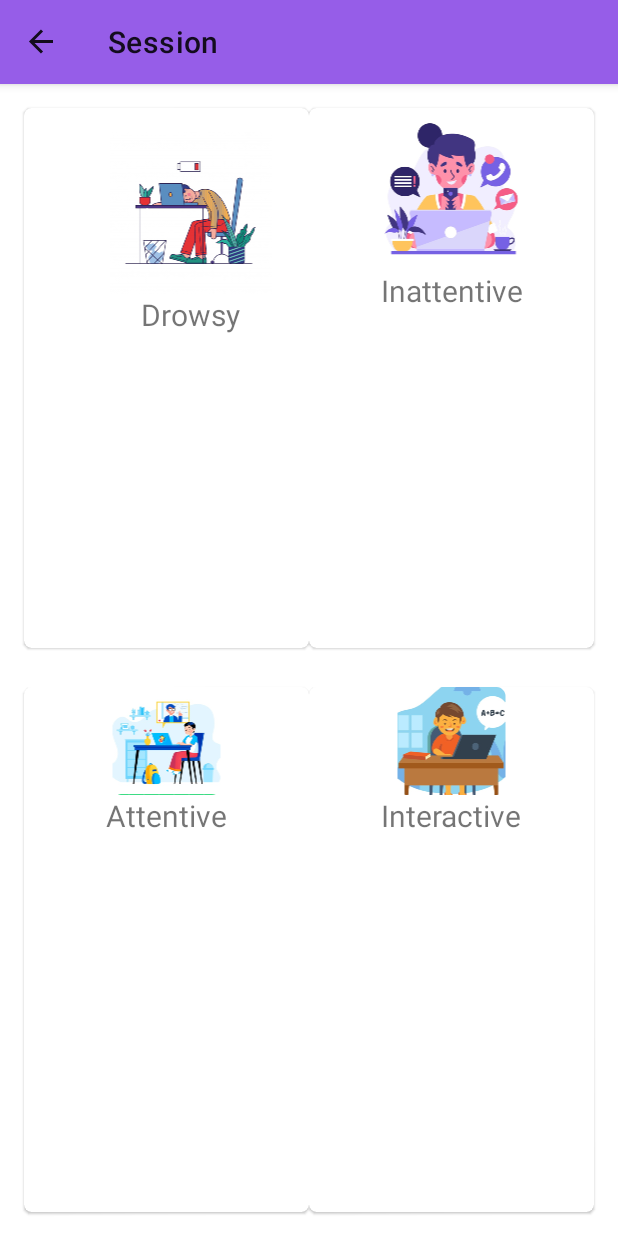
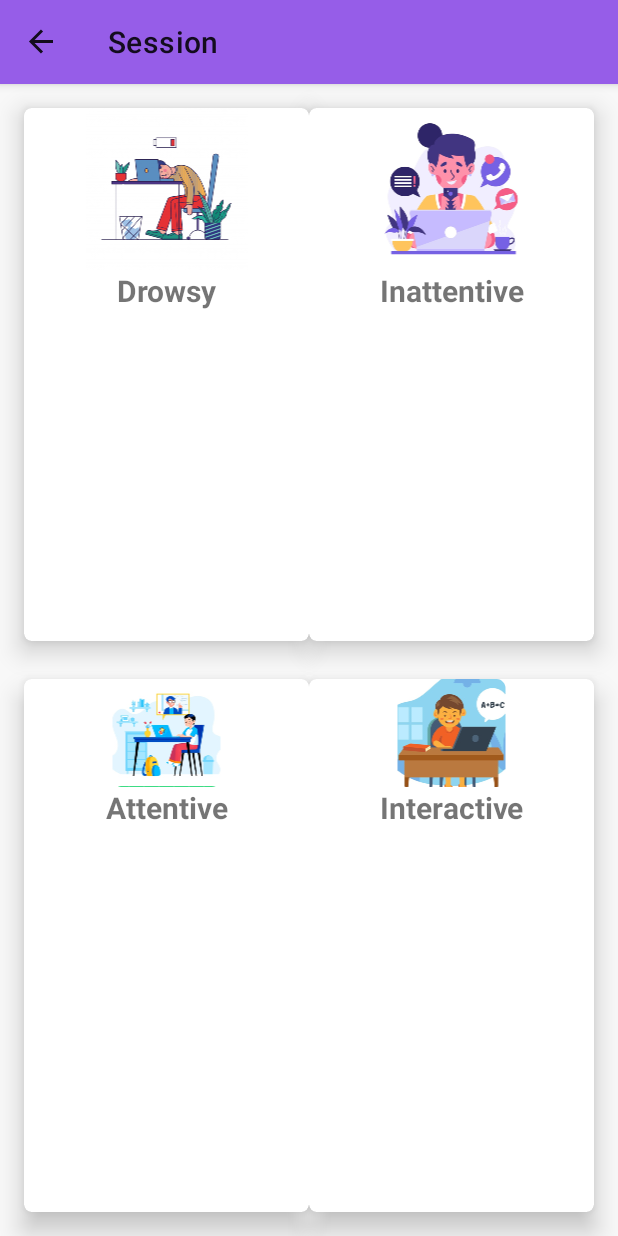
Before and after one commit to saum7800/GL32_Meraki, an Android app: the SessionFragment screen opened through its navigation route, on a phone screen of 412 x 824 dp. Run offline under Robolectric (Android 15) with nearby library versions, the phone set to English and light mode, and no system bars; our stand-ins replace Firebase (no records; nobody signed in at launch, a user with empty details on screens opened directly), Room's generated code, data binding, navigation-ui; libraries missing offline, so code that uses them is left out: com.anychart, com.anychart.chart, com.anychart.charts, com.github.mikephil.charting; 1 statement that could not run was skipped.

Commit message:
bug fixes and improvements

```diff
--- a/app/src/main/java/com/example/sih/session/SessionFragment.kt
+++ b/app/src/main/java/com/example/sih/session/SessionFragment.kt
@@ -47,6 +47,7 @@ class SessionFragment : Fragment() {
         viewModel.readFireBase()
 
         drowsyAdapter = CardsAdapter()
+        binding.drowsyList.adapter= drowsyAdapter
         inattentiveAdapter = CardsAdapter()
         binding.inattentiveList.adapter=inattentiveAdapter
         attentiveAdapter = CardsAdapter()
@@ -58,8 +59,7 @@ class SessionFragment : Fragment() {
 
         viewModel.drowsy.observe(viewLifecycleOwner, Observer {
             it?.let {
-                    val temp = it
-                    drowsyAdapter.submitList(temp)
+                    drowsyAdapter.submitList(it)
                     Log.d("Session-Drowsy", it.toString())
                     drowsyAdapter.notifyDataSetChanged()
             }
--- /dev/null
+++ b/app/src/main/res/drawable/line.xml
@@ -0,0 +1,8 @@
+<?xml version="1.0" encoding="utf-8"?>
+<shape xmlns:android="http://schemas.android.com/apk/res/android"
+    android:shape="line">
+
+    <stroke android:width="1dp"
+        android:color="@color/colorPrimaryDark"/>
+
+</shape>
--- a/app/src/main/res/layout/card_student_list.xml
+++ b/app/src/main/res/layout/card_student_list.xml
@@ -1,24 +1,26 @@
 <?xml version="1.0" encoding="utf-8"?>
-<layout>
+<layout xmlns:android="http://schemas.android.com/apk/res/android"
+    xmlns:app="http://schemas.android.com/apk/res-auto">
     <data>
         <variable
             name="student"
             type="com.example.sih.session.Student" />
     </data>
-<androidx.appcompat.widget.LinearLayoutCompat
-    xmlns:android="http://schemas.android.com/apk/res/android"
-    xmlns:app="http://schemas.android.com/apk/res-auto"
-    android:layout_width="match_parent"
-    android:layout_height="wrap_content">
 
-    <com.google.android.material.textview.MaterialTextView
-        android:text="@{student.name}"
-        android:textSize="18sp"
-        android:id="@+id/student_list"
+    <androidx.appcompat.widget.LinearLayoutCompat
         android:layout_width="match_parent"
         android:layout_height="wrap_content"
-        android:layout_marginStart="5dp"
-        android:layout_marginEnd="5dp"/>
+        android:foregroundTint="#00F8F5F5">
 
-</androidx.appcompat.widget.LinearLayoutCompat>
+        <com.google.android.material.textview.MaterialTextView
+            android:id="@+id/student_list"
+            android:layout_width="match_parent"
+            android:layout_height="wrap_content"
+            android:layout_marginBottom="1dp"
+            android:padding="5dp"
+            android:text="@{student.name}"
+            android:background="#30965DE8"
+            android:textSize="18sp" />
+
+    </androidx.appcompat.widget.LinearLayoutCompat>
 </layout>
--- a/app/src/main/res/layout/fragment_session_plot.xml
+++ b/app/src/main/res/layout/fragment_session_plot.xml
@@ -4,27 +4,28 @@
 
 <RelativeLayout
     android:layout_width="match_parent"
-    android:layout_height="match_parent">
+    android:layout_height="match_parent"
+    android:background="#07000000">
 
     <com.google.android.material.card.MaterialCardView
         android:id="@+id/drowsy"
         android:layout_width="190dp"
-        android:layout_height="360dp"
+        android:layout_height="355dp"
+        android:layout_alignParentTop="true"
+        android:layout_alignParentStart="true"
         android:layout_marginStart="16dp"
         android:layout_marginTop="16dp"
         android:layout_marginEnd="8dp"
         android:layout_marginBottom="8dp"
         android:foregroundGravity="center"
         android:padding="10dp"
-        app:cardCornerRadius="5dp">
+        app:cardCornerRadius="5dp"
+        android:elevation="8dp"
+        app:cardElevation="10dp">
 
         <LinearLayout
-            android:layout_width="190dp"
-            android:layout_height="360dp"
-            android:layout_marginStart="16dp"
-            android:layout_marginTop="16dp"
-            android:layout_marginEnd="8dp"
-            android:layout_marginBottom="8dp"
+            android:layout_width="match_parent"
+            android:layout_height="match_parent"
             android:orientation="vertical">
 
 
@@ -37,8 +38,9 @@
                 android:layout_width="match_parent"
                 android:layout_height="wrap_content"
                 android:text="@string/drowsy"
+                android:textAlignment="center"
                 android:textSize="20sp"
-                android:textAlignment="center" />
+                android:textStyle="bold" />
 
             <androidx.recyclerview.widget.RecyclerView
                 android:id="@+id/drowsyList"
@@ -52,15 +54,19 @@
         <com.google.android.material.card.MaterialCardView
             android:id="@+id/inattentive"
             android:layout_width="190dp"
-            android:layout_height="360dp"
+            android:layout_height="355dp"
             android:layout_alignParentEnd="true"
+            android:layout_alignParentTop="true"
             android:layout_marginStart="8dp"
             android:layout_marginTop="16dp"
             android:layout_marginEnd="16dp"
             android:layout_marginBottom="8dp"
             android:foregroundGravity="center"
             android:padding="10dp"
-            app:cardCornerRadius="5dp">
+            app:cardCornerRadius="5dp"
+            android:elevation="8dp"
+            app:cardElevation="10dp">
+
             <LinearLayout
                 android:layout_width="match_parent"
                 android:layout_height="match_parent"
@@ -75,14 +81,15 @@
                     android:layout_width="match_parent"
                     android:layout_height="wrap_content"
                     android:text="@string/inattentive"
+                    android:textAlignment="center"
                     android:textSize="20sp"
-                    android:textAlignment="center" />
+                    android:textStyle="bold" />
 
             <androidx.recyclerview.widget.RecyclerView
                 android:id="@+id/inattentiveList"
                 app:layoutManager="androidx.recyclerview.widget.LinearLayoutManager"
                 android:layout_width="match_parent"
-                android:layout_height="wrap_content"/>
+                android:layout_height="match_parent"/>
 
 
             </LinearLayout>
@@ -93,7 +100,7 @@
         <com.google.android.material.card.MaterialCardView
             android:id="@+id/attentive"
             android:layout_width="190dp"
-            android:layout_height="350dp"
+            android:layout_height="355dp"
             android:layout_alignParentStart="true"
             android:layout_alignParentBottom="true"
             android:layout_marginStart="16dp"
@@ -102,7 +109,9 @@
             android:layout_marginBottom="16dp"
             android:padding="10dp"
             app:cardCornerRadius="5dp"
-            android:foregroundGravity="center">
+            android:foregroundGravity="center"
+            android:elevation="8dp"
+            app:cardElevation="10dp">
 
             <LinearLayout
                 android:layout_width="match_parent"
@@ -118,14 +127,15 @@
                     android:layout_width="match_parent"
                     android:layout_height="wrap_content"
                     android:text="@string/attentive"
+                    android:textAlignment="center"
                     android:textSize="20sp"
-                    android:textAlignment="center" />
+                    android:textStyle="bold" />
 
             <androidx.recyclerview.widget.RecyclerView
                 android:id="@+id/attentiveList"
                 app:layoutManager="androidx.recyclerview.widget.LinearLayoutManager"
                 android:layout_width="match_parent"
-                android:layout_height="wrap_content"/>
+                android:layout_height="match_parent"/>
             </LinearLayout>
 
         </com.google.android.material.card.MaterialCardView>
@@ -133,7 +143,7 @@
         <com.google.android.material.card.MaterialCardView
             android:id="@+id/interactive"
             android:layout_width="190dp"
-            android:layout_height="350dp"
+            android:layout_height="355dp"
             android:layout_alignParentEnd="true"
             android:layout_alignParentBottom="true"
             android:layout_marginStart="8dp"
@@ -142,7 +152,9 @@
             android:layout_marginBottom="16dp"
             android:foregroundGravity="center"
             android:padding="10dp"
-            app:cardCornerRadius="5dp">
+            app:cardCornerRadius="5dp"
+            android:elevation="8dp"
+            app:cardElevation="10dp">
 
             <LinearLayout
                 android:layout_width="match_parent"
@@ -158,12 +170,13 @@
                     android:layout_width="match_parent"
                     android:layout_height="wrap_content"
                     android:text="@string/interactive"
+                    android:textAlignment="center"
                     android:textSize="20sp"
-                    android:textAlignment="center" />
+                    android:textStyle="bold" />
                 <androidx.recyclerview.widget.RecyclerView
                     android:id="@+id/interactiveList"
                     android:layout_width="match_parent"
-                    android:layout_height="wrap_content"
+                    android:layout_height="match_parent"
                     app:layoutManager="androidx.recyclerview.widget.LinearLayoutManager" />
 
             </LinearLayout>
```
